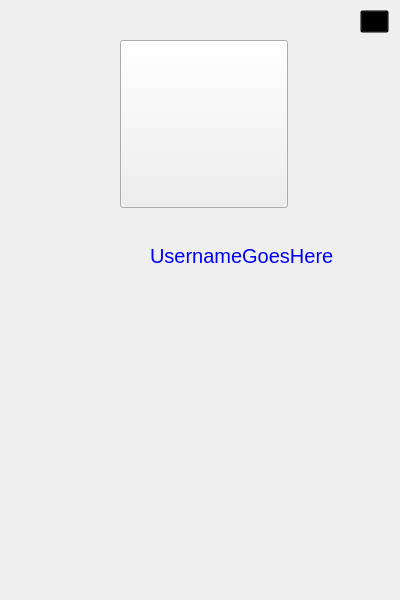
The window that ClientModule/userprofile.ui (giovannic96/Real-time-collaborative-text-editor) describes before a commit, drawn with Qt 5.
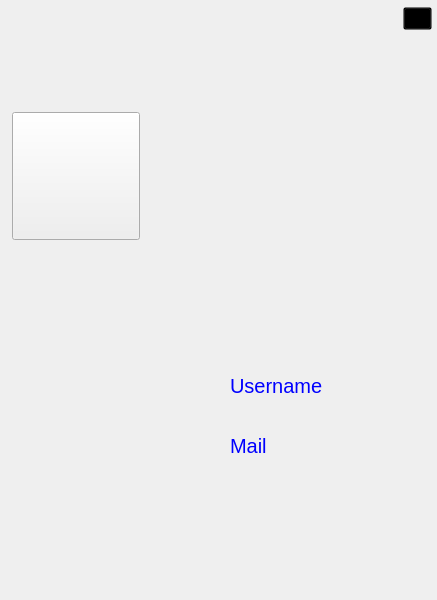
The same window after the commit. Icons and pictures are not drawn.

```diff
--- a/ClientModule/userprofile.ui
+++ b/ClientModule/userprofile.ui
@@ -6,7 +6,7 @@
    <rect>
     <x>0</x>
     <y>0</y>
-    <width>400</width>
+    <width>437</width>
     <height>600</height>
    </rect>
   </property>
@@ -19,8 +19,8 @@
   <widget class="QPushButton" name="exitButton">
    <property name="geometry">
     <rect>
-     <x>360</x>
-     <y>10</y>
+     <x>403</x>
+     <y>7</y>
      <width>29</width>
      <height>23</height>
     </rect>
@@ -50,10 +50,10 @@
   <widget class="QPushButton" name="UserImageButton">
    <property name="geometry">
     <rect>
-     <x>120</x>
-     <y>40</y>
-     <width>168</width>
-     <height>168</height>
+     <x>12</x>
+     <y>112</y>
+     <width>128</width>
+     <height>128</height>
     </rect>
    </property>
    <property name="styleSheet">
@@ -68,16 +68,16 @@
    </property>
    <property name="iconSize">
     <size>
-     <width>168</width>
-     <height>168</height>
+     <width>128</width>
+     <height>128</height>
     </size>
    </property>
   </widget>
   <widget class="QLabel" name="Username">
    <property name="geometry">
     <rect>
-     <x>150</x>
-     <y>240</y>
+     <x>230</x>
+     <y>370</y>
      <width>231</width>
      <height>31</height>
     </rect>
@@ -87,7 +87,24 @@
 font-size: 20px;</string>
    </property>
    <property name="text">
-    <string>UsernameGoesHere</string>
+    <string>Username</string>
+   </property>
+  </widget>
+  <widget class="QLabel" name="Mail">
+   <property name="geometry">
+    <rect>
+     <x>230</x>
+     <y>430</y>
+     <width>231</width>
+     <height>31</height>
+    </rect>
+   </property>
+   <property name="styleSheet">
+    <string notr="true">color: #0000FF;
+font-size: 20px;</string>
+   </property>
+   <property name="text">
+    <string>Mail</string>
    </property>
   </widget>
  </widget>
```
Left out of the diff: 2 changed lines with no effect on the pictures.
